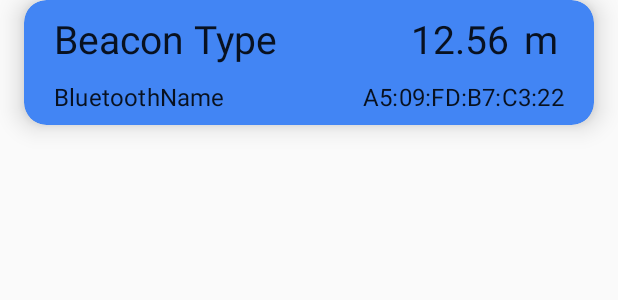
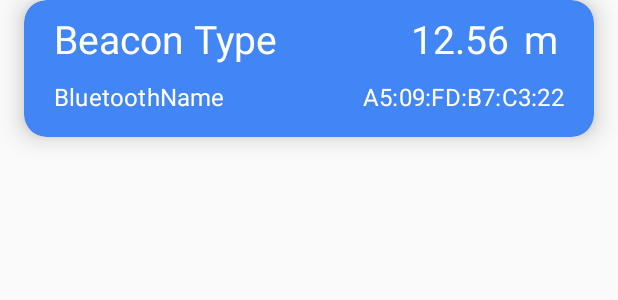
Before and after one commit to AntoninoBonanno/Android-Beacon-Museum, an Android app: the layout item_beacon.xml on its own in the app's theme, with its tools: preview values and no code run, on a phone screen of 412 x 824 dp. Shown: the top 300 px of the screen. Run offline under Robolectric (Android 15) with nearby library versions, the phone set to English and light mode, and no system bars.

Commit message:
fix bug, add dark theme

```diff
--- a/app/src/main/res/layout/activity_beacon_results.xml
+++ b/app/src/main/res/layout/activity_beacon_results.xml
@@ -23,7 +23,8 @@
         android:id="@+id/beacon_uuid"
         android:layout_width="wrap_content"
         android:layout_height="wrap_content"
-        android:text="TextView"
+        android:text="@string/uuid"
+        android:textColor="@color/colorOnSurface"
         app:layout_constraintBottom_toBottomOf="parent"
         app:layout_constraintEnd_toEndOf="parent"
         app:layout_constraintStart_toStartOf="parent"
--- a/app/src/main/res/layout/item_beacon.xml
+++ b/app/src/main/res/layout/item_beacon.xml
@@ -10,7 +10,7 @@
     android:clickable="true"
     android:focusable="true"
     android:foreground="?attr/selectableItemBackground"
-    app:cardBackgroundColor="@color/colorSecondary"
+    app:cardBackgroundColor="@color/colorStatusBarLollipop"
     app:cardCornerRadius="15dp"
     app:cardElevation="10dp">
 
@@ -38,6 +38,7 @@
                 android:ellipsize="end"
                 android:maxLines="1"
                 android:textAppearance="?attr/textAppearanceHeadline5"
+                android:textColor="@android:color/white"
                 android:textSize="26sp"
                 app:layout_constraintEnd_toStartOf="@+id/beacon_distance"
                 app:layout_constraintStart_toStartOf="parent"
@@ -50,6 +51,7 @@
                 android:layout_height="wrap_content"
                 android:gravity="end"
                 android:textAppearance="?attr/textAppearanceHeadline5"
+                android:textColor="@android:color/white"
                 android:textSize="26sp"
                 app:layout_constraintEnd_toStartOf="@+id/distance_unit"
                 app:layout_constraintTop_toTopOf="@+id/beacon_type"
@@ -64,6 +66,7 @@
                 android:paddingEnd="4dp"
                 android:text="@string/metters_abbreviation"
                 android:textAppearance="@style/TextAppearance.AppCompat.Body1"
+                android:textColor="@android:color/white"
                 android:textSize="26sp"
                 app:layout_constraintBaseline_toBaselineOf="@+id/beacon_distance"
                 app:layout_constraintEnd_toEndOf="parent"
@@ -76,6 +79,7 @@
                 android:layout_marginStart="20dp"
                 android:layout_marginTop="10dp"
                 android:textAppearance="?attr/textAppearanceSubtitle1"
+                android:textColor="@android:color/white"
                 android:textSize="16sp"
                 app:layout_constraintStart_toStartOf="parent"
                 app:layout_constraintTop_toBottomOf="@id/beacon_type"
@@ -89,7 +93,9 @@
                 android:layout_marginStart="20dp"
                 android:layout_marginTop="4dp"
                 android:layout_marginEnd="20dp"
+                android:paddingBottom="8dp"
                 android:textAppearance="?attr/textAppearanceSubtitle1"
+                android:textColor="@android:color/white"
                 android:textSize="16sp"
                 app:layout_constraintBaseline_toBaselineOf="@+id/beacon_name"
                 app:layout_constraintEnd_toEndOf="parent"
--- a/app/src/main/res/layout/item_beacon_empty.xml
+++ b/app/src/main/res/layout/item_beacon_empty.xml
@@ -25,6 +25,7 @@
 		android:text="@string/feature_scan_content"
 		android:textAlignment="center"
 		android:textAppearance="@style/TextAppearance.AppCompat.Widget.ActionBar.Subtitle"
+		android:textColor="@color/colorOnSurface"
 		app:layout_constraintBottom_toBottomOf="parent"
 		app:layout_constraintEnd_toEndOf="parent"
 		app:layout_constraintStart_toStartOf="parent"
--- /dev/null
+++ b/app/src/main/res/values-night/colors.xml
@@ -0,0 +1,15 @@
+<?xml version="1.0" encoding="utf-8"?>
+<resources>
+	<color name="colorBackground">#46464A</color>
+	<color name="colorOnBackground">#FFF</color>
+
+	<color name="colorSurface">#46464A</color>
+	<!-- Used for the snackbars colors -->
+	<color name="colorOnSurface">#FFF</color>
+
+	<!-- Used for cards, bottomsheet -->
+	<color name="colorElevatedComponent">#373740</color>
+
+	<color name="colorOnError">#EF5350</color>
+	<color name="divider">#33F5F5F5</color>
+</resources>
--- a/app/src/main/res/values/styles.xml
+++ b/app/src/main/res/values/styles.xml
@@ -1,4 +1,4 @@
-<resources>
+<resources xmlns:tools="http://schemas.android.com/tools">
 
     <!-- Base application theme. -->
     <style name="AppTheme" parent="Theme.AppCompat.Light.DarkActionBar">
@@ -6,7 +6,24 @@
         <item name="colorPrimary">@color/colorPrimary</item>
         <item name="colorPrimaryDark">@color/colorPrimaryDark</item>
         <item name="colorAccent">@color/colorAccent</item>
+        <!-- Only used for the status bar color on lolipop -->
+        <item name="colorPrimaryVariant">@color/colorPrimaryVariant</item>
+        <item name="colorOnPrimary">@color/colorOnPrimary</item>
+
+        <item name="colorSecondary">@color/colorSecondary</item>
+        <item name="colorSecondaryVariant">@color/colorSecondaryVariant</item>
+        <item name="colorOnSecondary">@color/colorOnSecondary</item>
+
+        <item name="android:colorBackground">@color/colorBackground</item>
+        <item name="colorOnBackground">@color/colorOnBackground</item>
+
+        <item name="colorSurface">@color/colorSurface</item>
+        <item name="colorOnSurface">@color/colorOnSurface</item>
+        <item name="colorOnError">@color/colorOnError</item>
+
+        <item name="android:windowBackground">@color/colorBackground</item>
     </style>
+
 
     <style name="AppTheme.NoActionBar">
         <item name="windowActionBar">false</item>
```
Also changed, not shown: app/src/main/java/com/biusobonnanno/progetto_iot/MainActivity.java (+10 -2 lines).
